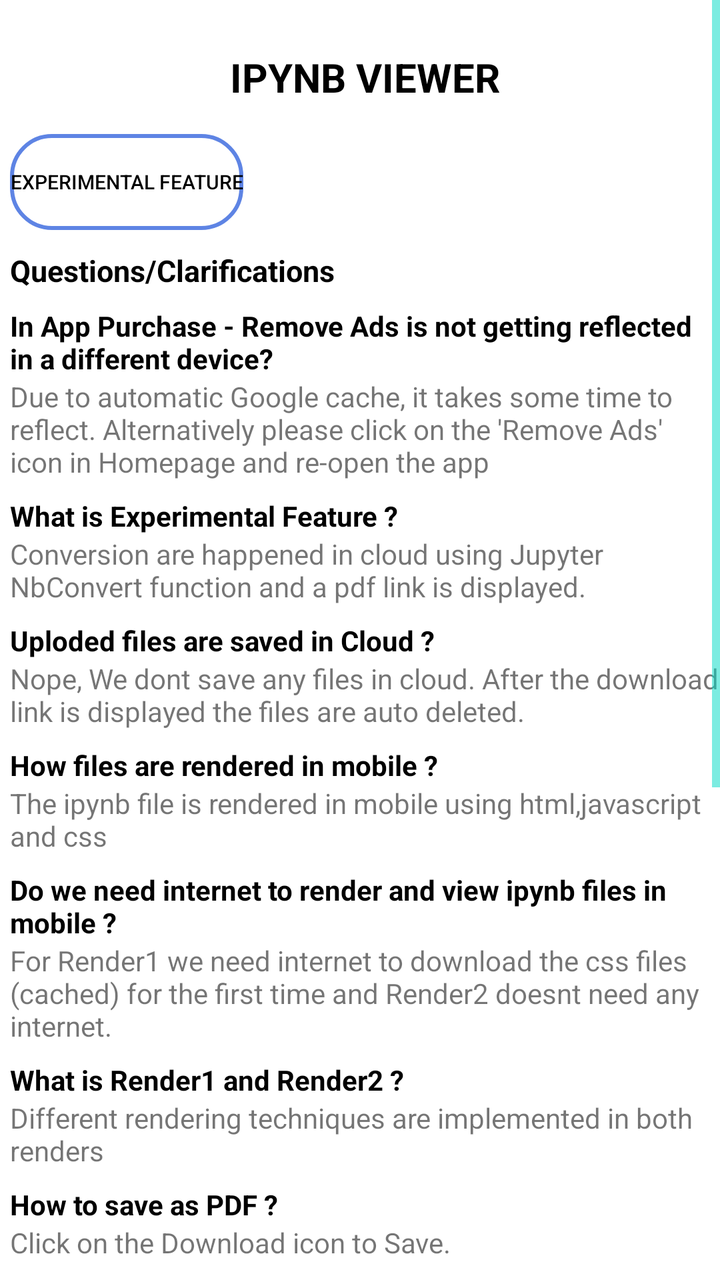
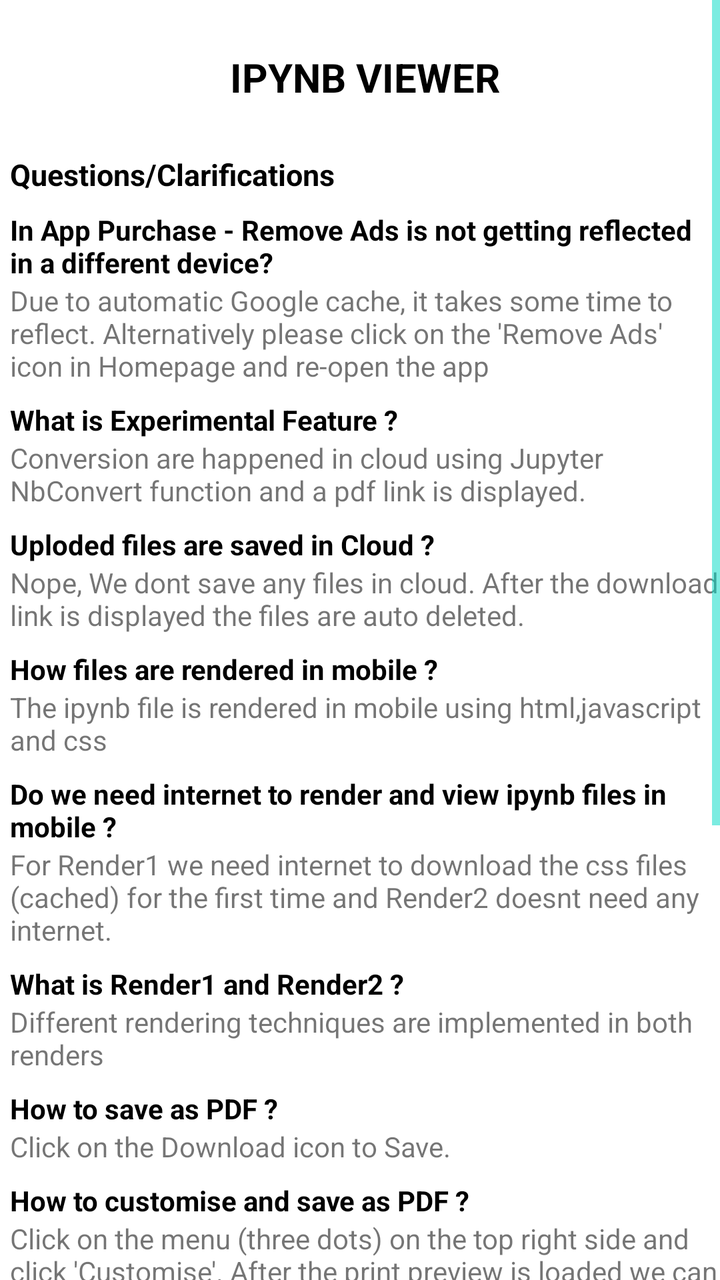

The first picture is an Android layout as it rendered before a commit; the second is the same layout after the commit. The layout source and the unified diff follow.
<!-- AndroidManifest.xml: application theme Theme.IpynbViewer -->
<!-- res/layout/activity_information.xml -->
<?xml version="1.0" encoding="utf-8"?>
<ScrollView
    xmlns:android="http://schemas.android.com/apk/res/android"
    xmlns:tools="http://schemas.android.com/tools"
    xmlns:app="http://schemas.android.com/apk/res-auto"
    android:layout_width="match_parent"
    android:layout_height="match_parent">
    <LinearLayout
        android:layout_width="match_parent"
        android:layout_height="match_parent"
        android:orientation="vertical"
        android:paddingLeft="5sp">

        
        <TextView
            android:layout_width="wrap_content"
            android:layout_height="wrap_content"
            android:text="IPYNB VIEWER"
            android:paddingTop="25dp"
            android:paddingBottom="15dp"
            android:textStyle="bold"
            android:layout_gravity="center"
            android:textColor="@color/colorText"
            android:textSize="20sp"/>

        
        <Button
            android:id="@+id/experimentalbtn"
            android:layout_width="wrap_content"
            android:layout_height="wrap_content"
            android:text="Experimental Feature"
            android:textSize="10sp"
            android:textColor="@color/colorText"
            android:background="@drawable/mybutton"
            tools:layout_editor_absoluteX="90dp"
            tools:layout_editor_absoluteY="587dp"
            app:backgroundTint="@null"/>

        
        <TextView
            android:layout_width="wrap_content"
            android:layout_height="wrap_content"
            android:text="Questions/Clarifications"
            android:textStyle="bold"
            android:textSize="15sp"
            android:textColor="@color/colorText"
            android:paddingTop="10dp"/>

        <TextView
            android:layout_width="match_parent"
            android:layout_height="wrap_content"
            android:paddingTop="8dp"
            android:text="In App Purchase - Remove Ads is not getting reflected in a different device? "
            android:textStyle="bold"
            android:textColor="@color/colorText"/>
        <TextView
            android:layout_width="match_parent"
            android:layout_height="wrap_content"
            android:text="Due to automatic Google cache, it takes some time to reflect. Alternatively please click on the 'Remove Ads' icon in Homepage and re-open the app"/>


        <TextView
            android:layout_width="match_parent"
            android:layout_height="wrap_content"
            android:paddingTop="8dp"
            android:text="What is Experimental Feature ?"
            android:textStyle="bold"
            android:textColor="@color/colorText"/>
        <TextView
            android:layout_width="match_parent"
            android:layout_height="wrap_content"
            android:text="Conversion are happened in cloud using Jupyter NbConvert function and a pdf link is displayed."/>

        <TextView
            android:layout_width="match_parent"
            android:layout_height="wrap_content"
            android:paddingTop="8dp"
            android:text="Uploded files are saved in Cloud ?"
            android:textStyle="bold"
            android:textColor="@color/colorText"/>
        <TextView
            android:layout_width="match_parent"
            android:layout_height="wrap_content"
            android:text="Nope, We dont save any files in cloud. After the download link is displayed the files are auto deleted."/>

        <TextView
            android:layout_width="match_parent"
            android:layout_height="wrap_content"
            android:paddingTop="8dp"
            android:text="How files are rendered in mobile ?"
            android:textStyle="bold"
            android:textColor="@color/colorText"/>
        <TextView
            android:layout_width="match_parent"
            android:layout_height="wrap_content"
            android:text="The ipynb file is rendered in mobile using html,javascript and css"/>

        <TextView
            android:layout_width="match_parent"
            android:layout_height="wrap_content"
            android:paddingTop="8dp"
            android:text="Do we need internet to render and view ipynb files in mobile ?"
            android:textStyle="bold"
            android:textColor="@color/colorText"/>
        <TextView
            android:layout_width="match_parent"
            android:layout_height="wrap_content"
            android:text="For Render1 we need internet to download the css files (cached) for the first time and Render2 doesnt need any internet."/>

        <TextView
            android:layout_width="match_parent"
            android:layout_height="wrap_content"
            android:paddingTop="8dp"
            android:text="What is Render1 and Render2 ?"
            android:textStyle="bold"
            android:textColor="@color/colorText"/>
        <TextView
            android:layout_width="match_parent"
            android:layout_height="wrap_content"
            android:text="Different rendering techniques are implemented in both renders"/>

        <TextView
            android:layout_width="match_parent"
            android:layout_height="wrap_content"
            android:paddingTop="8dp"
            android:text="How to save as PDF ?"
            android:textStyle="bold"
            android:textColor="@color/colorText"/>
        <TextView
            android:layout_width="match_parent"
            android:layout_height="wrap_content"
            android:text="Click on the Download icon to Save."/>

        <TextView
            android:layout_width="match_parent"
            android:layout_height="wrap_content"
            android:paddingTop="8dp"
            android:text="How to customise and save as PDF ?"
            android:textStyle="bold"
            android:textColor="@color/colorText"/>
        <TextView
            android:layout_width="match_parent"
            android:layout_height="wrap_content"
            android:text="Click on the menu (three dots) on the top right side and click 'Customise'. After the print preview is loaded we can customise it and click on 'Save as PDF'."/>

        <TextView
            android:layout_width="match_parent"
            android:layout_height="wrap_content"
            android:paddingTop="8dp"
            android:text="Where are the pdf files saved ?"
            android:textStyle="bold"
            android:textColor="@color/colorText"/>
        <TextView
            android:layout_width="match_parent"
            android:layout_height="wrap_content"
            android:text="Files are saved in Documents/IpynbViewer folder. For Experimental feature files are saved in the Downloads folder."/>

        <TextView
            android:layout_width="match_parent"
            android:layout_height="wrap_content"
            android:paddingTop="8dp"
            android:text="Can we edit the ipynb file ?"
            android:textStyle="bold"
            android:textColor="@color/colorText"/>
        <TextView
            android:layout_width="match_parent"
            android:layout_height="wrap_content"
            android:text="No we can't edit or run the file, its just a viewer."/>

        <TextView
            android:layout_width="match_parent"
            android:layout_height="wrap_content"
            android:paddingTop="8dp"
            android:text="How to report issues ?"
            android:textStyle="bold"
            android:textColor="@color/colorText"/>
        <TextView
            android:layout_width="match_parent"
            android:layout_height="wrap_content"
            android:text="Please report any issues in the comments section in store. Please dont report any issues in experimental feature, and that is just an backup option."/>

        <TextView
            android:layout_width="match_parent"
            android:layout_height="wrap_content"
            android:paddingTop="8dp"
            android:text="What are the future plans ?"
            android:textStyle="bold"
            android:textColor="@color/colorText"/>
        <TextView
            android:layout_width="match_parent"
            android:layout_height="wrap_content"
            android:text="1. Currently Experimental feature is running in a basic server and if there are enough support it will be moved to main application with fast servers \n2. Open and View ipynb files directly from file manager.\n3. Render and view ipynb files from links (ex: Gist, Github)\n4. Performance and bug fixes."/>

    </LinearLayout>


</ScrollView>
<!-- resources referenced by this layout -->
<resources>
  <color name="colorText">#FF000000</color>
  <!-- drawable mybutton (drawable) -->
  <?xml version="1.0" encoding="utf-8"?>
  <shape xmlns:android="http://schemas.android.com/apk/res/android">
  
      <corners android:radius="20dp" />
      <gradient
          android:endColor="@android:color/transparent"
          android:startColor="@android:color/transparent" />
      <stroke
          android:width="2dp"
          android:color="#5E84E4" /> 
  
  </shape>
  <style name="Theme.IpynbViewer" parent="Theme.MaterialComponents.DayNight.DarkActionBar">
          
          <item name="colorPrimary">@color/purple_500</item>
          <item name="colorPrimaryVariant">@color/purple_700</item>
          <item name="colorOnPrimary">@color/white</item>
          
          <item name="colorSecondary">@color/teal_200</item>
          <item name="colorSecondaryVariant">@color/teal_700</item>
          <item name="colorOnSecondary">@color/black</item>
          
          <item name="android:statusBarColor">?attr/colorPrimaryVariant</item>
          
          <item name="windowNoTitle">true</item>
  
          <item name="android:windowFullscreen">true</item>
  
          <item name="android:textColorSecondary">@color/teal_200</item>
      </style>
  <color name="purple_500">#FF6200EE</color>
  <color name="purple_700">#FF3700B3</color>
  <color name="white">#FFFFFFFF</color>
  <color name="teal_200">#FF03DAC5</color>
  <color name="teal_700">#FF018786</color>
  <color name="black">#FF000000</color>
</resources>

<!-- the commit's change to res/layout/activity_information.xml (unified diff, before → after) -->
@@ -24,17 +24,7 @@
             android:textSize="20sp"/>
 
         
-        <Button
-            android:id="@+id/experimentalbtn"
-            android:layout_width="wrap_content"
-            android:layout_height="wrap_content"
-            android:text="Experimental Feature"
-            android:textSize="10sp"
-            android:textColor="@color/colorText"
-            android:background="@drawable/mybutton"
-            tools:layout_editor_absoluteX="90dp"
-            tools:layout_editor_absoluteY="587dp"
-            app:backgroundTint="@null"/>
+        
 
         
         <TextView
<!-- resource entries referenced after the edit -->
@@ -1,19 +1,6 @@
 <!-- resources referenced by this layout -->
 <resources>
   <color name="colorText">#FF000000</color>
-  <!-- drawable mybutton (drawable) -->
-  <?xml version="1.0" encoding="utf-8"?>
-  <shape xmlns:android="http://schemas.android.com/apk/res/android">
-  
-      <corners android:radius="20dp" />
-      <gradient
-          android:endColor="@android:color/transparent"
-          android:startColor="@android:color/transparent" />
-      <stroke
-          android:width="2dp"
-          android:color="#5E84E4" /> 
-  
-  </shape>
   <style name="Theme.IpynbViewer" parent="Theme.MaterialComponents.DayNight.DarkActionBar">
           
           <item name="colorPrimary">@color/purple_500</item>
